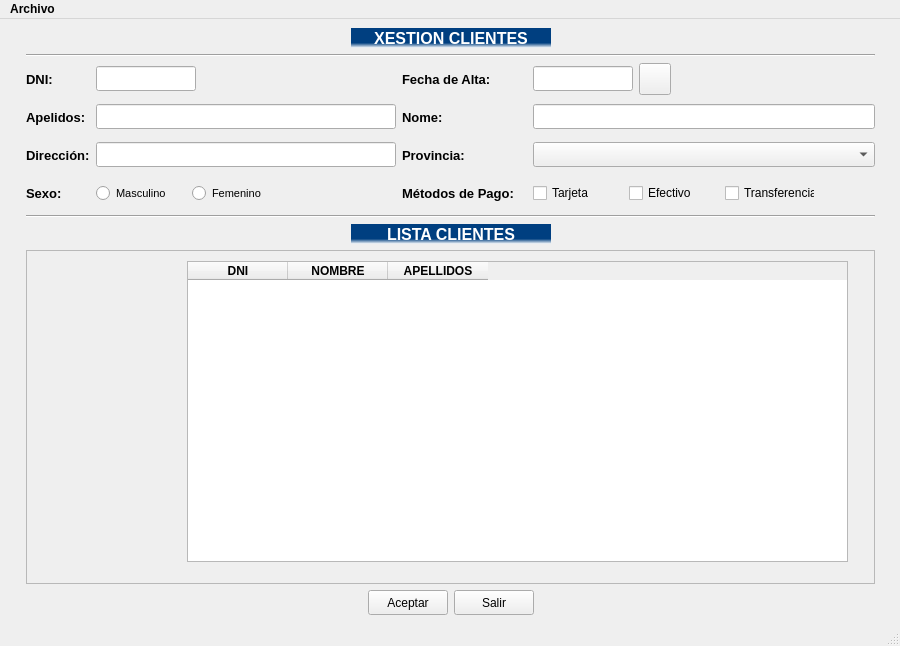
Qt form ventana.ui (MelonRodante/ProyectoUno) before a commit.
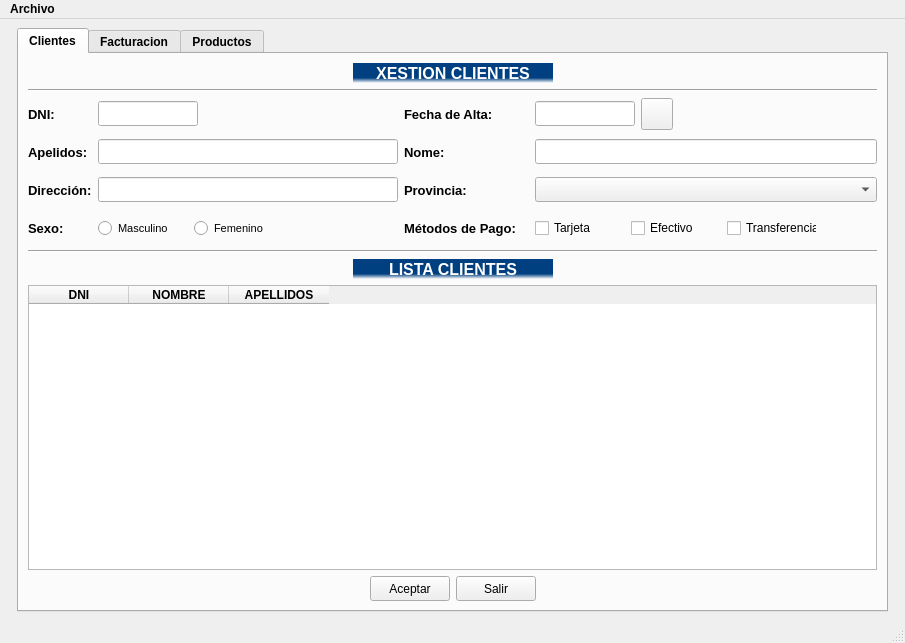
The same form after that commit. Icons and pictures are not drawn.

Commit message: Añadido limpiar clientes y cargar clientes

Diff of the .ui file:
```diff
--- a/ventana.ui
+++ b/ventana.ui
@@ -6,14 +6,14 @@
    <rect>
     <x>0</x>
     <y>0</y>
-    <width>900</width>
-    <height>646</height>
+    <width>905</width>
+    <height>643</height>
    </rect>
   </property>
   <property name="minimumSize">
    <size>
     <width>900</width>
-    <height>300</height>
+    <height>640</height>
    </size>
   </property>
   <property name="font">
@@ -57,6 +57,16 @@
      </spacer>
     </item>
     <item row="0" column="1">
+     <widget class="QTabWidget" name="tabWidget">
+      <property name="currentIndex">
+       <number>0</number>
+      </property>
+      <widget class="QWidget" name="tabClientes">
+       <attribute name="title">
+        <string>Clientes</string>
+       </attribute>
+       <layout class="QGridLayout" name="gridLayout_3">
+        <item row="0" column="0">
      <layout class="QGridLayout" name="gridLayout">
       <property name="sizeConstraint">
        <enum>QLayout::SetDefaultConstraint</enum>
@@ -1031,34 +1041,7 @@
        </layout>
       </item>
       <item row="9" column="0" colspan="4">
-       <widget class="QScrollArea" name="scrollArea">
-        <property name="widgetResizable">
-         <bool>true</bool>
-        </property>
-        <widget class="QWidget" name="scrollAreaWidgetContents">
-         <property name="geometry">
-          <rect>
-           <x>0</x>
-           <y>0</y>
-           <width>847</width>
-           <height>322</height>
-          </rect>
-         </property>
-         <property name="sizePolicy">
-          <sizepolicy hsizetype="Expanding" vsizetype="Expanding">
-           <horstretch>0</horstretch>
-           <verstretch>0</verstretch>
-          </sizepolicy>
-         </property>
          <widget class="QTableWidget" name="tablaCli">
-          <property name="geometry">
-           <rect>
-            <x>160</x>
-            <y>10</y>
-            <width>661</width>
-            <height>301</height>
-           </rect>
-          </property>
           <property name="frameShape">
            <enum>QFrame::StyledPanel</enum>
           </property>
@@ -1108,10 +1091,22 @@
            </property>
           </column>
          </widget>
-        </widget>
-       </widget>
-      </item>
-     </layout>
+          </item>
+         </layout>
+        </item>
+       </layout>
+      </widget>
+      <widget class="QWidget" name="tabFacturacion">
+       <attribute name="title">
+        <string>Facturacion</string>
+       </attribute>
+      </widget>
+      <widget class="QWidget" name="tabProductos">
+       <attribute name="title">
+        <string>Productos</string>
+       </attribute>
+      </widget>
+     </widget>
     </item>
    </layout>
   </widget>
@@ -1120,7 +1115,7 @@
     <rect>
      <x>0</x>
      <y>0</y>
-     <width>900</width>
+     <width>905</width>
      <height>21</height>
     </rect>
    </property>
```
Left out of the diff: 1073 changed lines with no effect on the pictures. Lines whose indentation alone changed are shown as unchanged. The commit also changes 4 other files.
